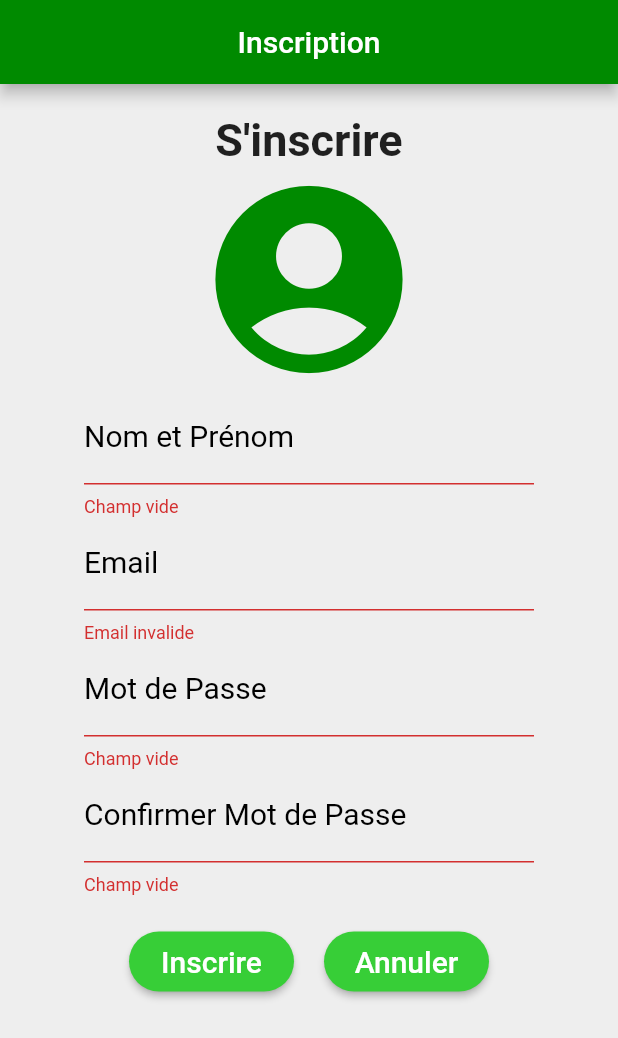
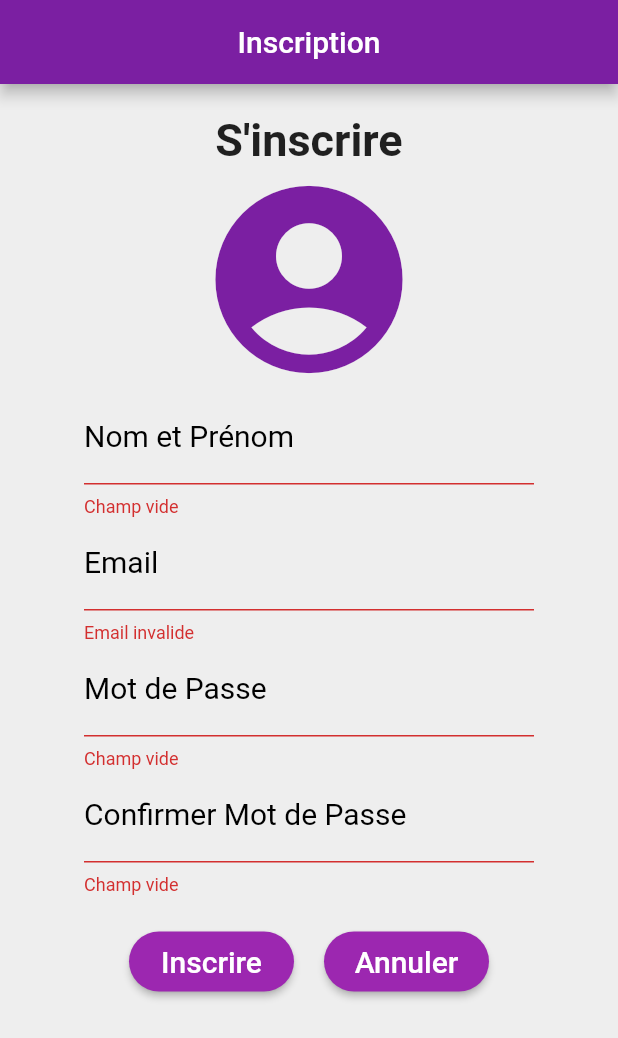
Before and after one commit to ChahineElati/SPA, a Flutter app: the SPA screen opened directly, item 3 of the bottom bar chosen, after a tap on "Devenir un client", on a phone screen of 412 x 824 dp. Shown: the top 1038 px of the screen. Run offline on Flutter 3.47's test engine with Material 2 defaults, Android fonts, the phone set to English and light mode, and no system bars; our stand-ins replace flutter_datetime_picker, flutter_rating_bar; missing offline and left inert: desktop_window, flutter_session_manager, mailer, odoo.

Commit message:
simples modifications

```diff
--- a/lib/main.dart
+++ b/lib/main.dart
@@ -17,7 +17,7 @@ void main() async {
   runApp(MaterialApp(
     debugShowCheckedModeBanner: false,
     title: appName,
-    theme: ThemeData(primarySwatch: Colors.green),
+    theme: ThemeData(primarySwatch: Colors.purple),
     home: SPA(
       user: user,
       odoo: odoo,
--- a/lib/pages/accueil.dart
+++ b/lib/pages/accueil.dart
@@ -45,10 +45,10 @@ class _AccueilState extends State<Accueil> {
                             color: Color(0x0fffffff).withOpacity(0.4),
                             borderRadius: BorderRadius.circular(150),
                           ),
-                          width: 250,
-                          height: 240,
+                          width: 220,
+                          height: 220,
                           child: Image(
-                              image: AssetImage('assets/logo1.jpg'),
+                              image: AssetImage('assets/spa logo 2.png'),
                               fit: BoxFit.contain),
                         ),
                         Text(
@@ -70,23 +70,24 @@ class _AccueilState extends State<Accueil> {
             height: 90,
             width: 1000,
             decoration: BoxDecoration(
-                border: Border.symmetric(
-                  horizontal: BorderSide(color: Colors.green, width: 2),
-                ),
-                color: Colors.white,
+                // border: Border.symmetric(
+                //   horizontal: BorderSide(color: Colors.green, width: 2),
+                // ),
                 image: DecorationImage(
                   image: AssetImage(
-                    'assets/title_background.jpg',
+                    'assets/text box violet.jpg',
                   ),
                   fit: BoxFit.cover,
                 )),
             child: Padding(
-              padding: EdgeInsets.fromLTRB(25, 30, 0, 0),
-              child: Text('Les meuilleurs centres SPA',
+              padding: EdgeInsets.fromLTRB(10, 30, 0, 0),
+              child: Text('LES MEUILLEURS CENTRES SPA',
                   style: TextStyle(
-                    fontSize: 19,
+                    fontSize: 18,
                     fontWeight: FontWeight.w600,
                     fontFamily: 'Merienda One',
+                    letterSpacing: 1.5,
+                    color: Colors.white,
                   )),
             ),
           ),
@@ -99,7 +100,7 @@ class _AccueilState extends State<Accueil> {
                     shrinkWrap: true,
                     itemCount: snapshot.data.length,
                     itemBuilder: (context, index) {
-                      int random_index = Random().nextInt(spa_images.length);
+                      int randomIndex = Random().nextInt(spa_images.length);
                       return Card(
                           margin: EdgeInsets.all(10),
                           child: Column(
@@ -133,7 +134,7 @@ class _AccueilState extends State<Accueil> {
                                   borderRadius: BorderRadius.only(
                                       topLeft: Radius.circular(10),
                                       topRight: Radius.circular(10)),
-                                  color: Color(0xff008a00),
+                                  color: Colors.purple[700],
                                 ),
                               ),
                               Padding(
@@ -144,7 +145,7 @@ class _AccueilState extends State<Accueil> {
                                       children: [
                                         Icon(
                                           Icons.location_on,
-                                          color: Color(0xff008a00),
+                                          color: Colors.purple[700],
                                         ),
                                         Text(
                                           'localisation : ',
@@ -193,7 +194,7 @@ class _AccueilState extends State<Accueil> {
                                                               .data[index],
                                                           odoo: widget.odoo,
                                                           user: widget.user,
-                                                          image: random_index,
+                                                          image: randomIndex,
                                                         )));
                                           },
                                           child: const Text(
@@ -206,8 +207,7 @@ class _AccueilState extends State<Accueil> {
                                                     BorderRadius.circular(
                                                         20.0)),
                                             fixedSize: const Size(85, 40),
-                                            primary: Color.fromARGB(
-                                                255, 55, 206, 55),
+                                            primary: Colors.purple
                                           ),
                                         ),
                                       ],
--- a/lib/pages/creer_compte_client.dart
+++ b/lib/pages/creer_compte_client.dart
@@ -23,7 +23,7 @@ class _CreerCompteState extends State<CreerCompte> {
       appBar: AppBar(
         title: const Text('Inscription'),
         centerTitle: true,
-        backgroundColor: const Color(0xff008a00),
+        backgroundColor: Colors.purple[700],
         automaticallyImplyLeading: false,
       ),
       body: SingleChildScrollView(
@@ -42,8 +42,8 @@ class _CreerCompteState extends State<CreerCompte> {
                       style: TextStyle(
                           fontSize: 30.0, fontWeight: FontWeight.bold),
                     )),
-                const Icon(Icons.account_circle_rounded,
-                    size: 150, color: Color(0xff008a00)),
+                Icon(Icons.account_circle_rounded,
+                    size: 150, color: Colors.purple[700]),
                 SizedBox(
                   width: 300,
                   child: TextFormField(
@@ -158,7 +158,8 @@ class _CreerCompteState extends State<CreerCompte> {
                           shape: RoundedRectangleBorder(
                               borderRadius: BorderRadius.circular(20.0)),
                           fixedSize: const Size(110, 40),
-                            primary: const Color.fromARGB(255, 55, 206, 55),),
+                          primary: Colors.purple,
+                        ),
                       ),
                     ),
                     const SizedBox(
@@ -178,7 +179,8 @@ class _CreerCompteState extends State<CreerCompte> {
                           shape: RoundedRectangleBorder(
                               borderRadius: BorderRadius.circular(20.0)),
                           fixedSize: const Size(110, 40),
-                            primary: const Color.fromARGB(255, 55, 206, 55),),
+                          primary: Colors.purple,
+                        ),
                       ),
                     ),
                   ],
--- a/lib/pages/login.dart
+++ b/lib/pages/login.dart
@@ -35,8 +35,8 @@ class _LoginState extends State<Login> {
                     style:
                         TextStyle(fontSize: 30.0, fontWeight: FontWeight.bold),
                   )),
-              const Icon(Icons.account_circle_rounded,
-                  size: 150, color: Color(0xff008a00)),
+              Icon(Icons.account_circle_rounded,
+                  size: 150, color: Colors.purple[700]),
               SizedBox(
                 width: 300,
                 child: TextFormField(
@@ -91,7 +91,7 @@ class _LoginState extends State<Login> {
                         shape: RoundedRectangleBorder(
                             borderRadius: BorderRadius.circular(20.0)),
                         fixedSize: const Size(130, 40),
-                        primary: const Color.fromARGB(255, 55, 206, 55),
+                        primary: Colors.purple,
                       ),
                     ),
                   ),
@@ -104,14 +104,12 @@ class _LoginState extends State<Login> {
                             MaterialPageRoute(
                                 builder: (context) => const CreerCompte()));
                       },
-                      child: const Text(
+                      child: Text(
                         'Devenir un client',
                         softWrap: true,
                         style: TextStyle(
                             fontSize: 15,
-                            color: Color(
-                              0xff008a00,
-                            ),
+                            color: Colors.purple[700],
                             fontWeight: FontWeight.w600),
                       ),
                     ),
@@ -128,15 +126,13 @@ class _LoginState extends State<Login> {
                               builder: (context) =>
                                   const CreerComptePersonnel()));
                     },
-                    child: const Text(
+                    child: Text(
                       'Devenir un personnel SPA',
                       softWrap: true,
                       style: TextStyle(
-                            fontSize: 15,
-                            color: Color(
-                              0xff008a00,
-                            ),
-                            fontWeight: FontWeight.w600),
+                          fontSize: 15,
+                          color: Colors.purple[700],
+                          fontWeight: FontWeight.w600),
                     ),
                   ),
                 ],
--- a/lib/parent.dart
+++ b/lib/parent.dart
@@ -78,36 +78,31 @@ class _SPAState extends State<SPA> {
       bottomNavigationBar: BottomNavigationBar(
         onTap: _onItemTapped,
         currentIndex: _selectedIndex,
-        selectedItemColor: Color.fromRGBO(27, 94, 32, 1),
+        selectedItemColor: Colors.purple[900],
         unselectedItemColor: Colors.white,
+        selectedLabelStyle: TextStyle(fontWeight: FontWeight.w600),
         items: [
           BottomNavigationBarItem(
             icon: Icon(Icons.home),
             label: 'Accueil',
-            backgroundColor: Color.fromARGB(255, 55, 206, 55),
+            backgroundColor: Colors.purple,
           ),
           BottomNavigationBarItem(
             icon: Icon(Icons.spa),
             label: 'Centres',
-            backgroundColor: Color.fromARGB(255, 55, 206, 55),
+            backgroundColor: Colors.purple,
           ),
           BottomNavigationBarItem(
             icon: Icon(Icons.edit_calendar_rounded),
             label: 'Mes Réservations',
-            backgroundColor: Color.fromARGB(255, 55, 206, 55),
+            backgroundColor: Colors.purple,
           ),
           BottomNavigationBarItem(
             icon: Icon(Icons.account_circle),
             label: 'Profil',
-            backgroundColor: Color.fromARGB(255, 55, 206, 55),
+            backgroundColor: Colors.purple,
           ),
         ],
-      ),
-      appBar: AppBar(
-        title: Text(pagesNames[_selectedIndex]),
-        centerTitle: true,
-        backgroundColor: Color(0xff008a00),
-        automaticallyImplyLeading: false,
       ),
     );
   }
--- a/lib/services/service_template.dart
+++ b/lib/services/service_template.dart
@@ -10,7 +10,7 @@ List<Widget> serviceTemplate(services) {
             service.nom,
             style: const TextStyle(fontWeight: FontWeight.w600),
           ),
-          tileColor: Colors.greenAccent[100],
+          tileColor: Colors.purple[300],
           trailing: Text(
             '${service.prix.toString()} Dt',
             style: const TextStyle(fontWeight: FontWeight.w600),
```
Also changed, not shown: lib/pages/creer_compte_personnel.dart (+7 -5 lines), lib/pages/espace_personnel.dart (+12 -13 lines), lib/pages/informations_centre.dart (+5 -5 lines), lib/pages/profil.dart (+6 -8 lines), lib/pages/réservation.dart (+24 -24 lines), lib/services/user_services.dart (+2 -5 lines), assets/spa logo 2.png (added), assets/text box violet.jpg (added). Lines whose indentation alone changed are shown as unchanged.
